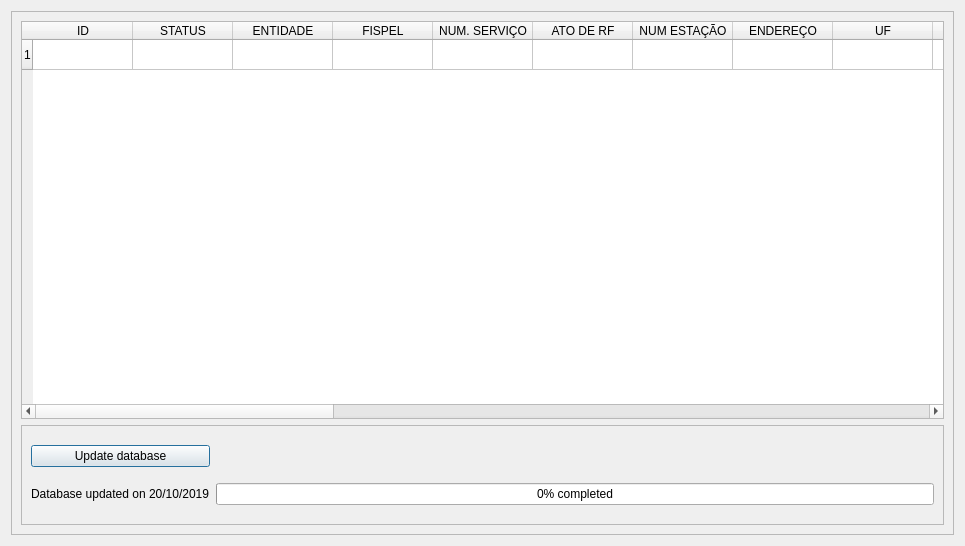
samuelterra22/Analysis-of-antenna-coverage, file src/main/python/views/anatel_dialog.ui: the form before one commit.
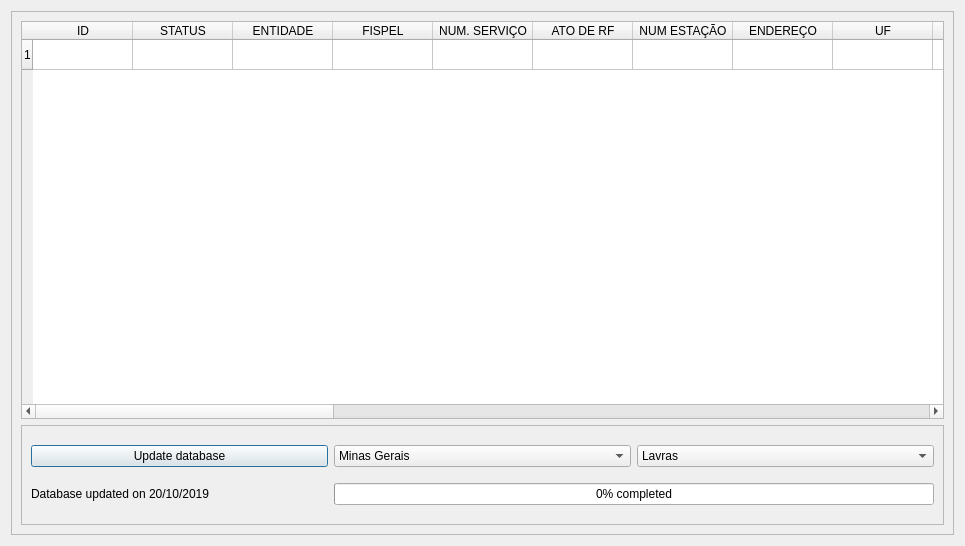
The form after the commit.

Commit message: Add combobox for state and country

The edit to the form file:
```diff
--- a/src/main/python/views/anatel_dialog.ui
+++ b/src/main/python/views/anatel_dialog.ui
@@ -361,16 +361,6 @@
          <enum>QFrame::Raised</enum>
         </property>
         <layout class="QGridLayout" name="gridLayout">
-         <item row="1" column="3">
-          <widget class="QProgressBar" name="progress_bar_anatel">
-           <property name="value">
-            <number>0</number>
-           </property>
-           <property name="format">
-            <string>%p% completed</string>
-           </property>
-          </widget>
-         </item>
          <item row="1" column="1">
           <widget class="QLabel" name="label_3">
            <property name="text">
@@ -385,6 +375,68 @@
            </property>
           </widget>
          </item>
+         <item row="0" column="2">
+          <widget class="QComboBox" name="combo_box_state">
+           <property name="editable">
+            <bool>false</bool>
+           </property>
+           <property name="currentIndex">
+            <number>1</number>
+           </property>
+           <item>
+            <property name="text">
+             <string>Select a state</string>
+            </property>
+           </item>
+           <item>
+            <property name="text">
+             <string>Minas Gerais</string>
+            </property>
+           </item>
+           <item>
+            <property name="text">
+             <string>Rio de Janeiro</string>
+            </property>
+           </item>
+          </widget>
+         </item>
+         <item row="1" column="2" colspan="2">
+          <widget class="QProgressBar" name="progress_bar_anatel">
+           <property name="value">
+            <number>0</number>
+           </property>
+           <property name="format">
+            <string>%p% completed</string>
+           </property>
+          </widget>
+         </item>
+         <item row="0" column="3">
+          <widget class="QComboBox" name="combo_box_contry">
+           <property name="currentIndex">
+            <number>1</number>
+           </property>
+           <item>
+            <property name="text">
+             <string>Select a country</string>
+            </property>
+           </item>
+           <item>
+            <property name="text">
+             <string>Lavras</string>
+            </property>
+           </item>
+           <item>
+            <property name="text">
+             <string>Varginha</string>
+            </property>
+           </item>
+           <item>
+            <property name="text">
+             <string>Formiga</string>
+            </property>
+           </item>
+          </widget>
+         </item>
         </layout>
        </widget>
       </item>
```
Left out of the diff: 2 changed lines with no effect on the pictures.
